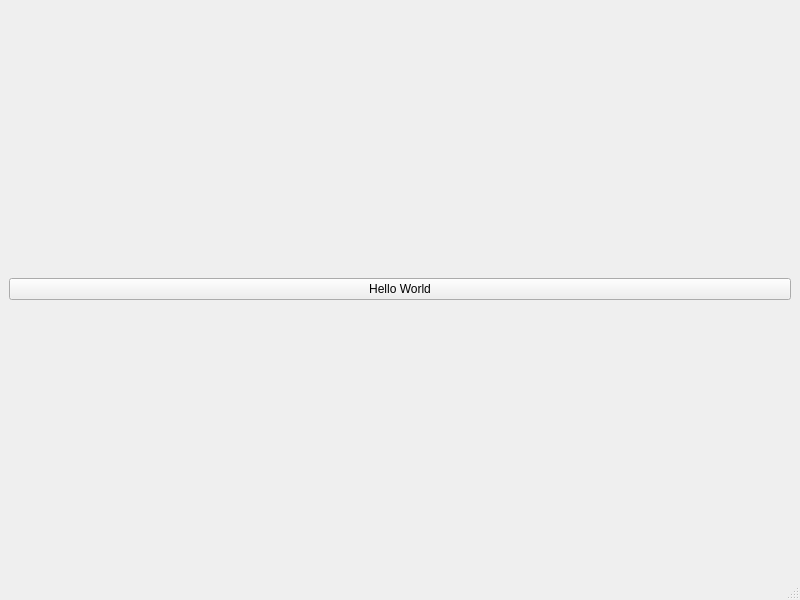
Old version of the form ui/mainwindow.ui in the repository JeremieBourque1/projetS4.
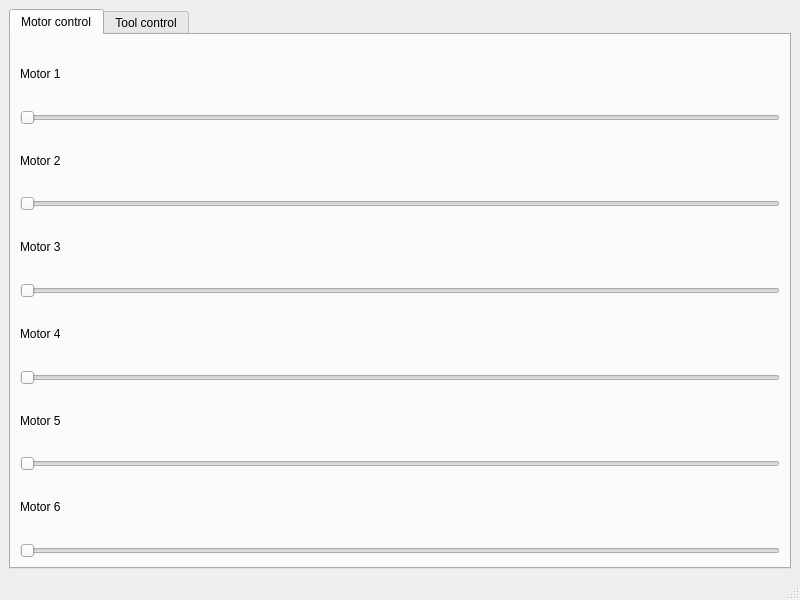
New version of the form.

Commit message: motor control, ui file opened directly

Diff of the .ui file:
```diff
--- a/ui/mainwindow.ui
+++ b/ui/mainwindow.ui
@@ -16,15 +16,107 @@
   <widget class="QWidget" name="centralwidget">
    <layout class="QGridLayout" name="gridLayout_2">
     <item row="0" column="0">
-     <layout class="QGridLayout" name="gridLayout">
-      <item row="0" column="0">
-       <widget class="QPushButton" name="pushButton">
-        <property name="text">
-         <string>Hello World</string>
-        </property>
-       </widget>
-      </item>
-     </layout>
+     <widget class="QTabWidget" name="tabWidget">
+      <property name="currentIndex">
+       <number>0</number>
+      </property>
+      <widget class="QWidget" name="tab_mot">
+       <attribute name="title">
+        <string>Motor control</string>
+       </attribute>
+       <layout class="QVBoxLayout" name="verticalLayout">
+        <item>
+         <widget class="QLabel" name="label_mot1">
+          <property name="text">
+           <string>Motor 1</string>
+          </property>
+         </widget>
+        </item>
+        <item>
+         <widget class="QSlider" name="slider_mot1">
+          <property name="orientation">
+           <enum>Qt::Horizontal</enum>
+          </property>
+         </widget>
+        </item>
+        <item>
+         <widget class="QLabel" name="label_mot2">
+          <property name="text">
+           <string>Motor 2</string>
+          </property>
+         </widget>
+        </item>
+        <item>
+         <widget class="QSlider" name="slider_mot2">
+          <property name="orientation">
+           <enum>Qt::Horizontal</enum>
+          </property>
+         </widget>
+        </item>
+        <item>
+         <widget class="QLabel" name="label_mot3">
+          <property name="text">
+           <string>Motor 3</string>
+          </property>
+         </widget>
+        </item>
+        <item>
+         <widget class="QSlider" name="slider_mot3">
+          <property name="orientation">
+           <enum>Qt::Horizontal</enum>
+          </property>
+         </widget>
+        </item>
+        <item>
+         <widget class="QLabel" name="label_mot4">
+          <property name="text">
+           <string>Motor 4</string>
+          </property>
+         </widget>
+        </item>
+        <item>
+         <widget class="QSlider" name="slider_mot4">
+          <property name="orientation">
+           <enum>Qt::Horizontal</enum>
+          </property>
+         </widget>
+        </item>
+        <item>
+         <widget class="QLabel" name="label_mot5">
+          <property name="text">
+           <string>Motor 5</string>
+          </property>
+         </widget>
+        </item>
+        <item>
+         <widget class="QSlider" name="slider_mot5">
+          <property name="orientation">
+           <enum>Qt::Horizontal</enum>
+          </property>
+         </widget>
+        </item>
+        <item>
+         <widget class="QLabel" name="label_mot6">
+          <property name="text">
+           <string>Motor 6</string>
+          </property>
+         </widget>
+        </item>
+        <item>
+         <widget class="QSlider" name="slider_mot6">
+          <property name="orientation">
+           <enum>Qt::Horizontal</enum>
+          </property>
+         </widget>
+        </item>
+       </layout>
+      </widget>
+      <widget class="QWidget" name="tab_tool">
+       <attribute name="title">
+        <string>Tool control</string>
+       </attribute>
+      </widget>
+     </widget>
     </item>
    </layout>
   </widget>
```
The commit also changes 2 other files.
